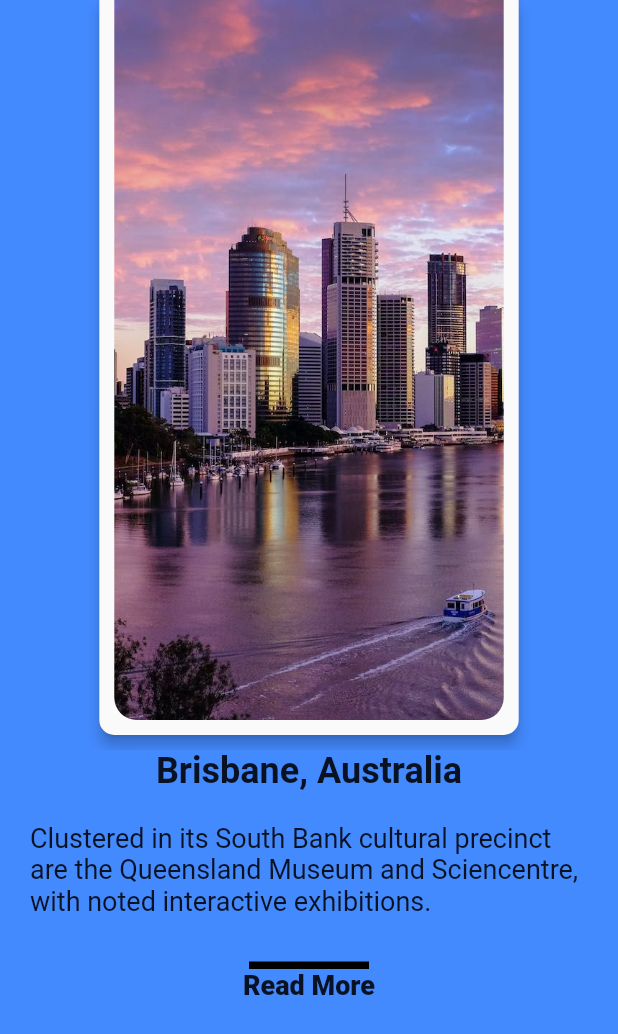
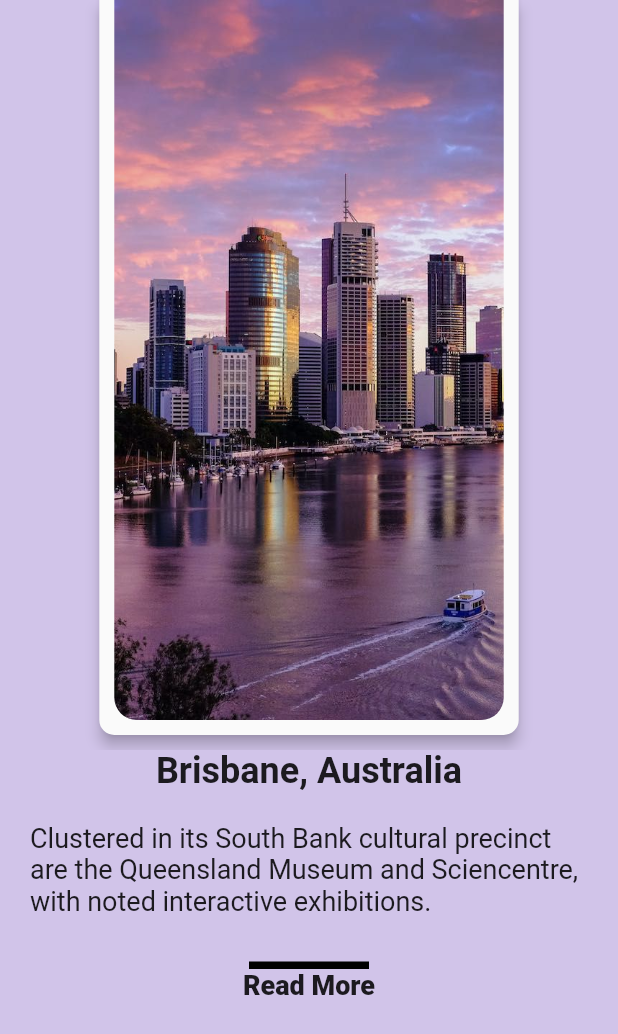
Before and after one commit to CaroMen/AussieTravel, a Flutter app: the screen it shows after launch, on a phone screen of 412 x 824 dp. Shown: the top 1034 px of the screen. Run offline on Flutter 3.47's test engine with Material 2 defaults, Android fonts, the phone set to English and light mode, and no system bars.

Commit message:
changed colors

```diff
--- a/lib/pages/city_explorer_page.dart
+++ b/lib/pages/city_explorer_page.dart
@@ -10,11 +10,11 @@ final imagesList = [
 ];
 
 final colorList = [
-  Colors.blueAccent,
-  Colors.amber[200],
-  Colors.blueGrey[400],
-  Colors.pinkAccent[200],
-  Colors.deepPurple[300],
+  Colors.deepPurple[100],
+  Colors.amber[50],
+  Colors.cyan[50],
+  Colors.pink[100],
+  Colors.deepPurple[100],
   Colors.cyanAccent[300],
 ];
 
```
